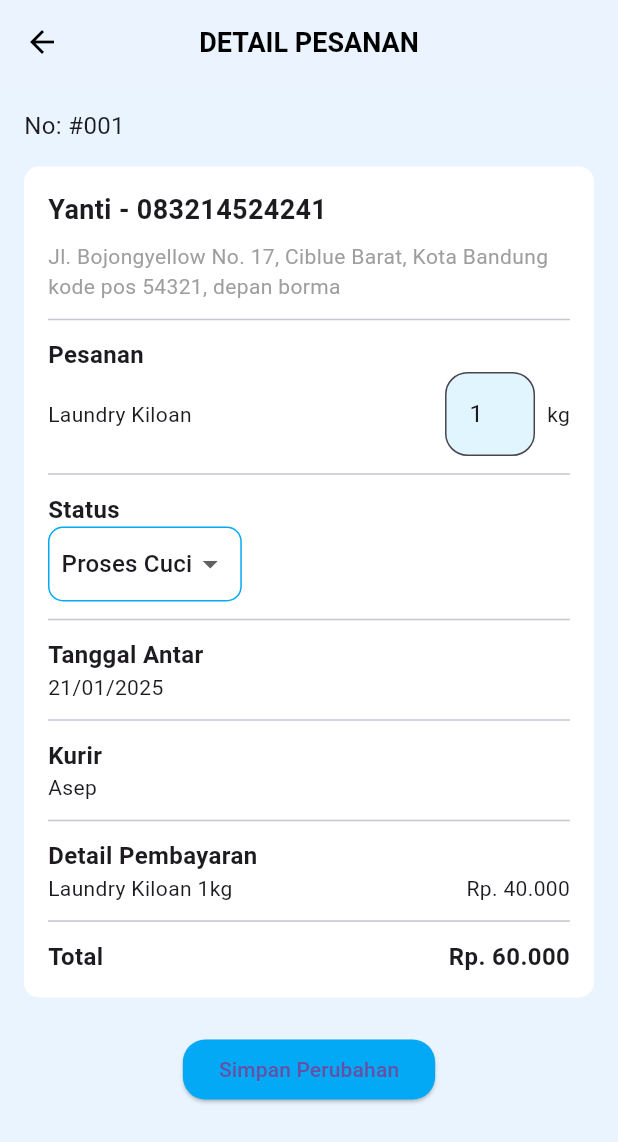
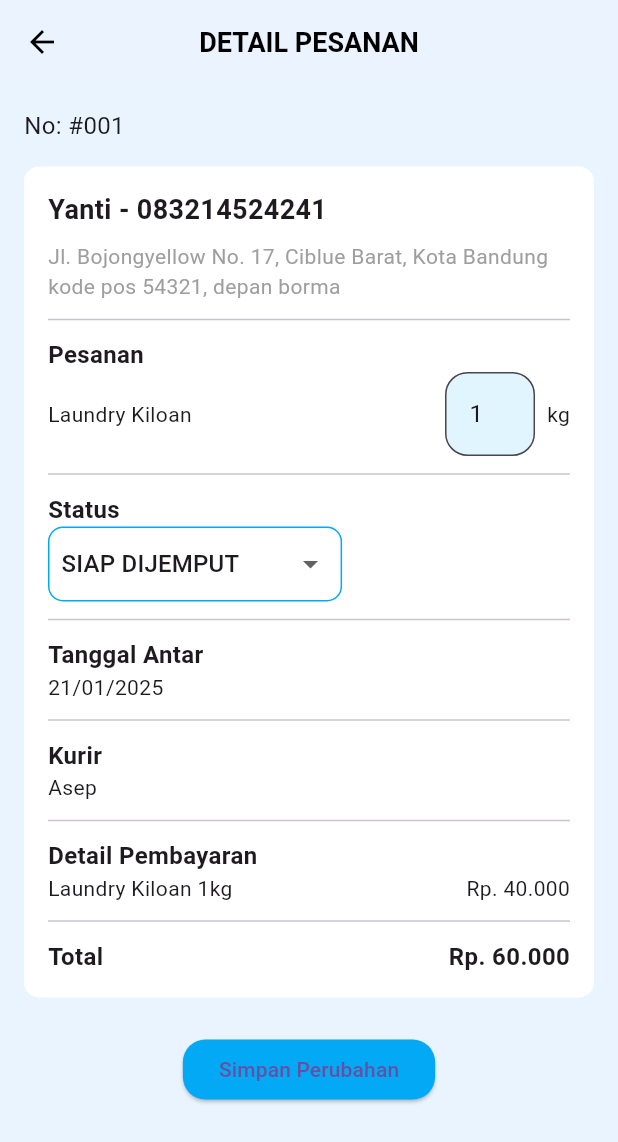
Before and after one commit to apahfahri/aplikasi_omah, a Flutter app: the DetailPesananPage screen opened directly, on a phone screen of 412 x 824 dp. Shown: the top 1142 px of the screen. Run offline on Flutter 3.47's test engine with Material 3 defaults, Android fonts, the phone set to English and light mode, and no system bars; our stand-ins replace cloud_firestore, device_preview, firebase_auth, firebase_core, fl_chart; accounts and stored records are empty.

Commit message:
ubah dropdown status

```diff
--- a/lib/admin/detailPesanan.dart
+++ b/lib/admin/detailPesanan.dart
@@ -8,12 +8,14 @@ class DetailPesananPage extends StatefulWidget {
 class _DetailPesananPageState extends State<DetailPesananPage> {
   final TextEditingController _quantityController =
       TextEditingController(text: '1');
-  String _selectedStatus = 'Proses Cuci';
+  String _selectedStatus = 'SIAP DIJEMPUT';
   final List<String> _statusOptions = [
-    'Proses Cuci',
-    'Selesai',
-    'Dikirim',
-    'Dibatalkan'
+    'PESANAN BARU',
+    'SIAP DIJEMPUT',
+    'PESANAN DIPROSES',
+    'DICUCI',
+    'SIAP DIANTAR',
+    'SEDANG DIKIRIM',
   ];
 
   @override
--- a/lib/admin/profileAdmin.dart
+++ b/lib/admin/profileAdmin.dart
@@ -1,10 +1,13 @@
 import 'package:firebase_auth/firebase_auth.dart';
 import 'package:flutter/material.dart';
+import 'package:aplikasi_omah/util/ETTER/restapi/config.dart';
+import 'package:aplikasi_omah/util/ETTER/restapi/restapi.dart';
+
 
 class ProfileAdminPage extends StatelessWidget {
-  final User? Admin;
+  final User Admin;
 
-  ProfileAdminPage({this.Admin});
+  ProfileAdminPage({super.key, required this.Admin});
 
   @override
   Widget build(BuildContext context) {
```
